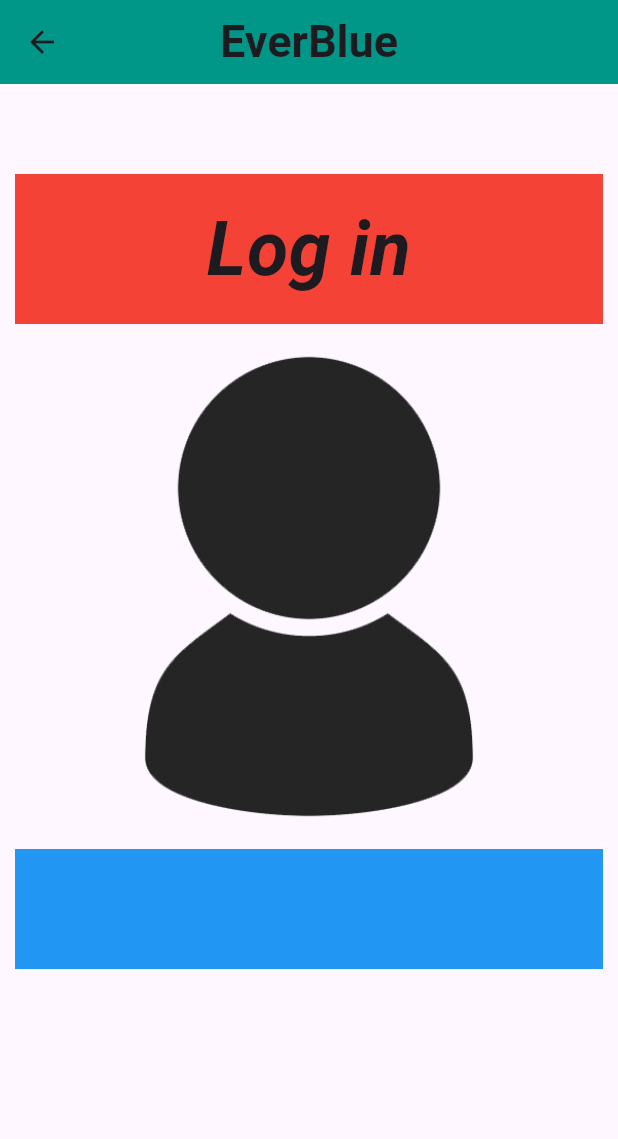
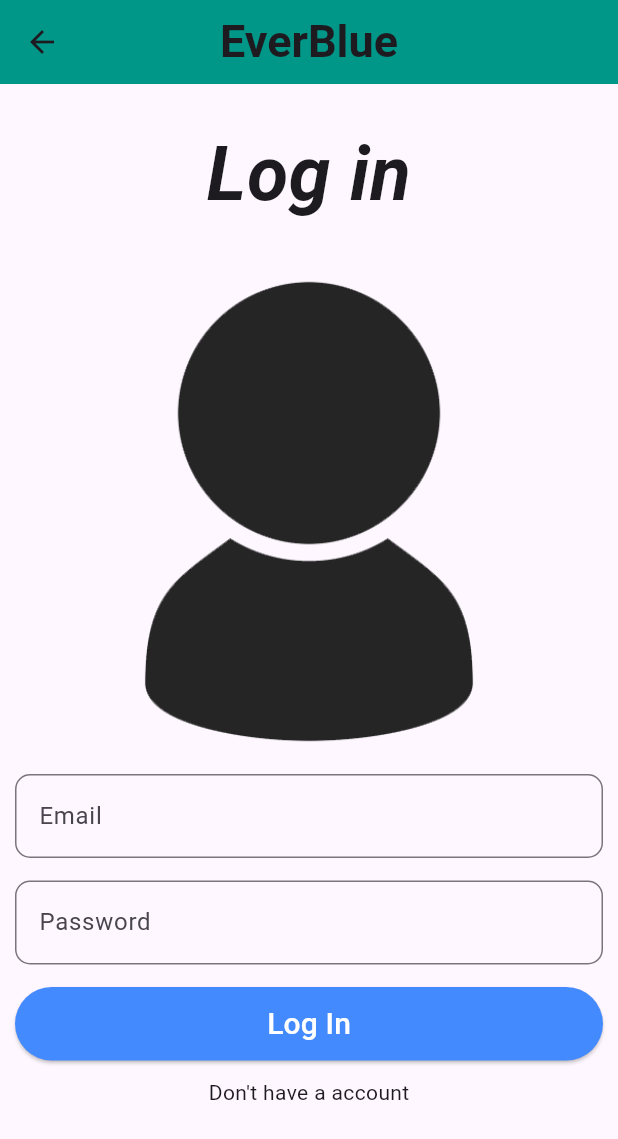
Before and after one commit to sthaasis007/everblue_flutter, a Flutter app: the LoginScreen screen opened directly, on a phone screen of 412 x 824 dp. Shown: the top 1139 px of the screen. Run offline on Flutter 3.47's test engine with Material 3 defaults, Android fonts, the phone set to English and light mode, and no system bars.

Commit message:
done with login screen

```diff
--- a/lib/app.dart
+++ b/lib/app.dart
@@ -1,4 +1,5 @@
-import 'package:everblue_flutter/screen/dashboard_screen.dart';
+
+import 'package:everblue_flutter/screen/login_screen.dart';
 import 'package:flutter/material.dart';
 
 class App extends StatelessWidget {
@@ -7,7 +8,7 @@ class App extends StatelessWidget {
   @override
   Widget build(BuildContext context) {
     return MaterialApp(
-      home: DashboardScreen(),
+      home: LoginScreen(),
       debugShowCheckedModeBanner: false,
       );
   }
--- a/lib/screen/dashboard_screen.dart
+++ b/lib/screen/dashboard_screen.dart
@@ -9,7 +9,7 @@ class DashboardScreen extends StatelessWidget {
       appBar: AppBar(title: Text("Ever Blue"),backgroundColor: Colors.teal),
       body: Column(
         children: [
-
+          // Image.asset('assets/images/splash.png'),
         ],
       )
     );
--- a/lib/screen/login_screen.dart
+++ b/lib/screen/login_screen.dart
@@ -1,3 +1,6 @@
+import 'package:everblue_flutter/screen/signup_screen.dart';
+import 'package:everblue_flutter/wedget/mybutton.dart';
+import 'package:everblue_flutter/wedget/mytextfeild.dart';
 import 'package:flutter/material.dart';
 
 class LoginScreen extends StatefulWidget {
@@ -8,6 +11,8 @@ class LoginScreen extends StatefulWidget {
 }
 
 class _LoginScreenState extends State<LoginScreen> {
+  final TextEditingController mail = TextEditingController();
+  final TextEditingController pass = TextEditingController();
   @override
   Widget build(BuildContext context) {
     return Scaffold(
@@ -19,11 +24,9 @@ class _LoginScreenState extends State<LoginScreen> {
         padding: const EdgeInsets.all(10),
         child: Column(
           children: [
-            SizedBox(height: 50,),
-            Container(
+            SizedBox(
               height: 100,
               width: double.infinity,
-              color: Colors.red,
               child: const Center(child: Text("Log in",
               style: TextStyle(fontSize: 50, fontWeight:FontWeight.bold, fontStyle: FontStyle.italic ),)),
             ),
@@ -31,11 +34,28 @@ class _LoginScreenState extends State<LoginScreen> {
               height: 350,
               child: Image.asset('assets/images/profile.png'),
             ),
-            Container(
-              height: 80,
+            SizedBox(
+              height: 200,
               width: double.infinity,
-              color: Colors.blue,
-
+              child: Column(
+                children: [
+                  MyTextformfield(labelText: "Email", hintText: 'Enter valid Email', controller: mail, errorMessage: 'Enter a vaild mail'),
+                  SizedBox(height: 15,),
+                  MyTextformfield(labelText: "Password", hintText: 'Enter valid passwrd', controller: mail, errorMessage: 'Enter a correct password'),
+                   SizedBox(height: 15,),
+                   MyButton(onPressed: (){}, text: "Log In"),
+                   ]
+              ),
+            ),
+            GestureDetector(onTap: (){
+              Navigator.push(context
+              , MaterialPageRoute(builder: (context) => SignupScreen()));
+            },
+            child: SizedBox(
+              height: 25,
+              width: double.infinity,
+              child: const Center(child: Text("Don't have a account")),
+            ),
             ),
           ],
         ),
--- a/lib/wedget/mybutton.dart
+++ b/lib/wedget/mybutton.dart
@@ -16,7 +16,7 @@ class MyButton extends StatelessWidget {
       width: double.infinity,
       child: ElevatedButton(
         style: ElevatedButton.styleFrom(
-          backgroundColor: Colors.amber,
+          backgroundColor: Colors.blueAccent,
           padding: const EdgeInsets.symmetric(
             horizontal: 20,
             vertical: 10
```
Also changed, not shown: lib/screen/signup_screen.dart (+63 -0 lines), assets/images/img.png (added), assets/images/splash.png (added), lib/screen/cart_screen.dart (added).
